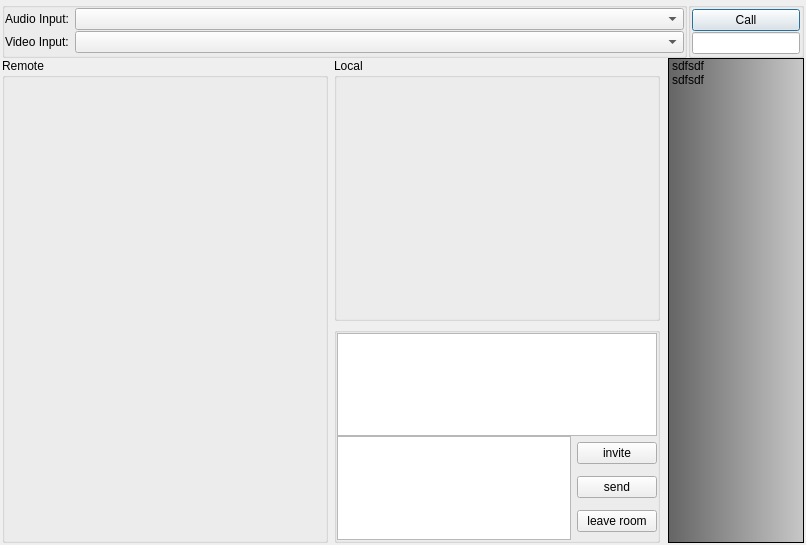
meganz/MEGAchat, file examples/qt/mainwindow.ui: the form before one commit.
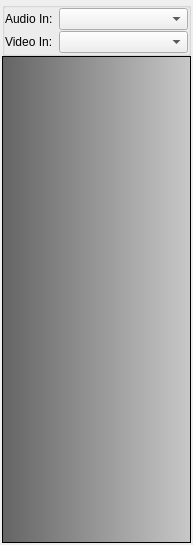
The form after the commit. Custom widgets are drawn as their Qt base class.

```diff
--- a/examples/qt/mainwindow.ui
+++ b/examples/qt/mainwindow.ui
@@ -6,7 +6,7 @@
    <rect>
     <x>0</x>
     <y>0</y>
-    <width>806</width>
+    <width>193</width>
     <height>545</height>
    </rect>
   </property>
@@ -34,12 +34,12 @@
      <number>2</number>
     </property>
     <item>
-     <layout class="QVBoxLayout" name="verticalLayout">
+     <layout class="QVBoxLayout" name="verticalLayout" stretch="0,1">
       <property name="spacing">
        <number>0</number>
       </property>
       <item>
-       <layout class="QHBoxLayout" name="horizontalLayout" stretch="1,0,0">
+       <layout class="QHBoxLayout" name="horizontalLayout" stretch="0">
         <property name="spacing">
          <number>0</number>
         </property>
@@ -60,6 +60,9 @@
             <verstretch>0</verstretch>
            </sizepolicy>
           </property>
+          <property name="alignment">
+           <set>Qt::AlignLeading|Qt::AlignLeft|Qt::AlignVCenter</set>
+          </property>
           <layout class="QFormLayout" name="formLayout_2">
            <property name="horizontalSpacing">
             <number>6</number>
@@ -88,7 +91,7 @@
               </sizepolicy>
              </property>
              <property name="text">
-              <string>Audio Input:</string>
+              <string>Audio In:</string>
              </property>
             </widget>
            </item>
@@ -101,7 +104,7 @@
               </sizepolicy>
              </property>
              <property name="text">
-              <string>Video Input:</string>
+              <string>Video In:</string>
              </property>
             </widget>
            </item>
@@ -114,240 +117,10 @@
           </layout>
          </widget>
         </item>
-        <item>
-         <spacer name="horizontalSpacer_2">
-          <property name="orientation">
-           <enum>Qt::Horizontal</enum>
-          </property>
-          <property name="sizeHint" stdset="0">
-           <size>
-            <width>1</width>
-            <height>20</height>
-           </size>
-          </property>
-         </spacer>
-        </item>
-        <item>
-         <widget class="QGroupBox" name="callBox">
-          <layout class="QVBoxLayout" name="verticalLayout_4">
-           <property name="spacing">
-            <number>1</number>
-           </property>
-           <property name="leftMargin">
-            <number>1</number>
-           </property>
-           <property name="topMargin">
-            <number>1</number>
-           </property>
-           <property name="rightMargin">
-            <number>1</number>
-           </property>
-           <property name="bottomMargin">
-            <number>1</number>
-           </property>
-           <item>
-            <widget class="QPushButton" name="callBtn">
-             <property name="sizePolicy">
-              <sizepolicy hsizetype="Minimum" vsizetype="Fixed">
-               <horstretch>0</horstretch>
-               <verstretch>0</verstretch>
-              </sizepolicy>
-             </property>
-             <property name="text">
-              <string>Call</string>
-             </property>
-             <property name="autoDefault">
-              <bool>true</bool>
-             </property>
-             <property name="default">
-              <bool>true</bool>
-             </property>
-            </widget>
-           </item>
-           <item>
-            <widget class="QLineEdit" name="calleeInput">
-             <property name="sizePolicy">
-              <sizepolicy hsizetype="Minimum" vsizetype="Fixed">
-               <horstretch>0</horstretch>
-               <verstretch>0</verstretch>
-              </sizepolicy>
-             </property>
-            </widget>
-           </item>
-          </layout>
-         </widget>
-        </item>
        </layout>
       </item>
       <item>
-       <layout class="QHBoxLayout" name="localRemoteContainer" stretch="1,0,0">
-        <item>
-         <widget class="QGroupBox" name="remoteSide">
-          <property name="title">
-           <string>Remote</string>
-          </property>
-          <layout class="QVBoxLayout" name="verticalLayout_6">
-           <property name="spacing">
-            <number>0</number>
-           </property>
-           <property name="leftMargin">
-            <number>0</number>
-           </property>
-           <property name="topMargin">
-            <number>0</number>
-           </property>
-           <property name="rightMargin">
-            <number>0</number>
-           </property>
-           <property name="bottomMargin">
-            <number>0</number>
-           </property>
-           <item>
-            <widget class="VideoRendererQt" name="remoteRenderer" native="true">
-             <property name="sizePolicy">
-              <sizepolicy hsizetype="Expanding" vsizetype="Expanding">
-               <horstretch>0</horstretch>
-               <verstretch>0</verstretch>
-              </sizepolicy>
-             </property>
-             <property name="minimumSize">
-              <size>
-               <width>320</width>
-               <height>240</height>
-              </size>
-             </property>
-             <property name="baseSize">
-              <size>
-               <width>0</width>
-               <height>0</height>
-              </size>
-             </property>
-             <property name="layoutDirection">
-              <enum>Qt::LeftToRight</enum>
-             </property>
-            </widget>
-           </item>
-          </layout>
-         </widget>
-        </item>
-        <item>
-         <layout class="QVBoxLayout" name="localSide" stretch="1,0">
-          <property name="rightMargin">
-           <number>2</number>
-          </property>
-          <item>
-           <widget class="QGroupBox" name="groupBox">
-            <property name="sizePolicy">
-             <sizepolicy hsizetype="Expanding" vsizetype="Expanding">
-              <horstretch>1</horstretch>
-              <verstretch>1</verstretch>
-             </sizepolicy>
-            </property>
-            <property name="title">
-             <string>Local</string>
-            </property>
-            <layout class="QVBoxLayout" name="verticalLayout_5">
-             <property name="spacing">
-              <number>0</number>
-             </property>
-             <property name="leftMargin">
-              <number>0</number>
-             </property>
-             <property name="topMargin">
-              <number>0</number>
-             </property>
-             <property name="rightMargin">
-              <number>0</number>
-             </property>
-             <property name="bottomMargin">
-              <number>0</number>
-             </property>
-             <item>
-              <widget class="VideoRendererQt" name="localRenderer" native="true">
-               <property name="enabled">
-                <bool>true</bool>
-               </property>
-               <property name="sizePolicy">
-                <sizepolicy hsizetype="Expanding" vsizetype="Expanding">
-                 <horstretch>0</horstretch>
-                 <verstretch>0</verstretch>
-                </sizepolicy>
-               </property>
-               <property name="minimumSize">
-                <size>
-                 <width>320</width>
-                 <height>240</height>
-                </size>
-               </property>
-               <property name="maximumSize">
-                <size>
-                 <width>16777215</width>
-                 <height>16777215</height>
-                </size>
-               </property>
-              </widget>
-             </item>
-            </layout>
-           </widget>
-          </item>
-          <item>
-           <widget class="QGroupBox" name="groupBox">
-            <layout class="QVBoxLayout" name="verticalLayout_7">
-             <property name="spacing">
-              <number>0</number>
-             </property>
-             <property name="leftMargin">
-              <number>0</number>
-             </property>
-             <property name="topMargin">
-              <number>0</number>
-             </property>
-             <property name="rightMargin">
-              <number>0</number>
-             </property>
-             <property name="bottomMargin">
-              <number>0</number>
-             </property>
-             <item>
-              <widget class="QTextEdit" name="chatTextEdit"/>
-             </item>
-             <item>
-              <layout class="QHBoxLayout" name="horizontalLayout_8" stretch="1,0">
-               <item>
-                <widget class="QTextEdit" name="typingTextEdit"/>
-               </item>
-               <item>
-                <layout class="QVBoxLayout" name="verticalLayout_9" stretch="1,0,0">
-                 <item>
-                  <widget class="QPushButton" name="inviteButton">
-                   <property name="text">
-                    <string>invite</string>
-                   </property>
-                  </widget>
-                 </item>
-                 <item>
-                  <widget class="QPushButton" name="sendButton">
-                   <property name="text">
-                    <string>send</string>
-                   </property>
-                  </widget>
-                 </item>
-                 <item>
-                  <widget class="QPushButton" name="leaveButton">
-                   <property name="text">
-                    <string>leave room</string>
-                   </property>
-                  </widget>
-                 </item>
-                </layout>
-               </item>
-              </layout>
-             </item>
-            </layout>
-           </widget>
-          </item>
-         </layout>
-        </item>
+       <layout class="QHBoxLayout" name="localRemoteContainer" stretch="0">
         <item>
          <layout class="QVBoxLayout" name="contactRender" stretch="1">
           <item>
@@ -358,16 +131,6 @@
             <property name="styleSheet">
              <string notr="true">background-color:qlineargradient(spread:pad, x1:0, y1:0, x2:1, y2:0, stop:0 rgba(100, 100, 100, 255), stop:1 rgba(200, 200, 200, 255));</string>
             </property>
-            <item>
-             <property name="text">
-              <string>sdfsdf</string>
-             </property>
-            </item>
-            <item>
-             <property name="text">
-              <string>sdfsdf</string>
-             </property>
-            </item>
            </widget>
           </item>
          </layout>
@@ -380,14 +143,6 @@
   </widget>
  </widget>
  <layoutdefault spacing="6" margin="11"/>
- <customwidgets>
-  <customwidget>
-   <class>VideoRendererQt</class>
-   <extends>QWidget</extends>
-   <header>videoRenderer_Qt.h</header>
-   <container>1</container>
-  </customwidget>
- </customwidgets>
  <resources/>
  <connections>
   <connection>
```
Left out of the diff: 64 changed lines with no effect on the pictures.
